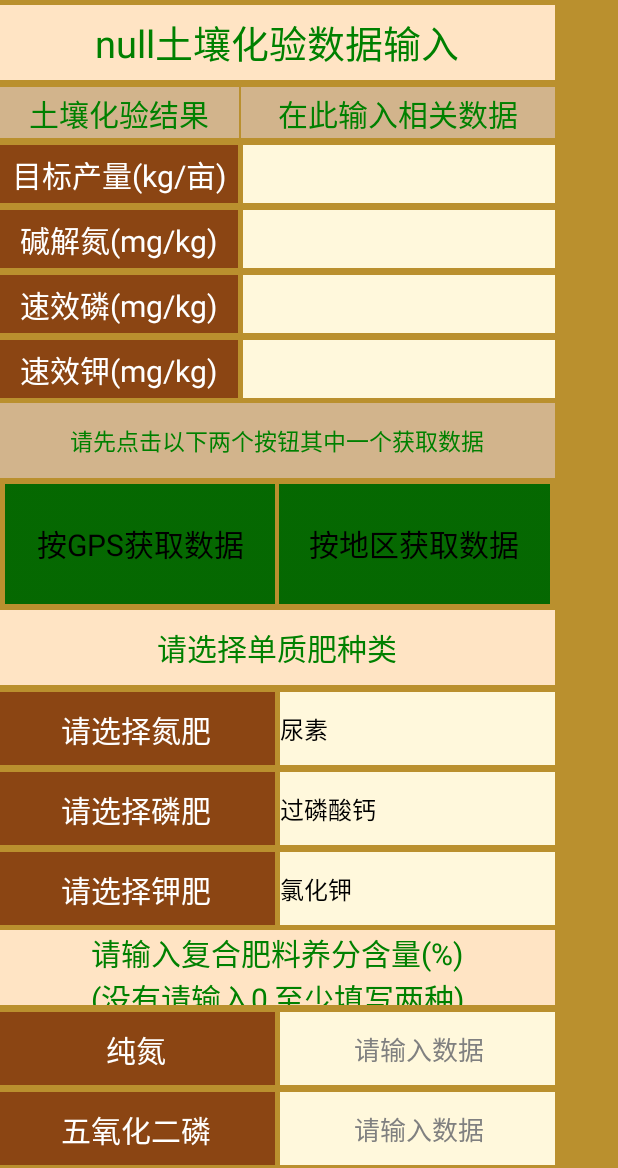
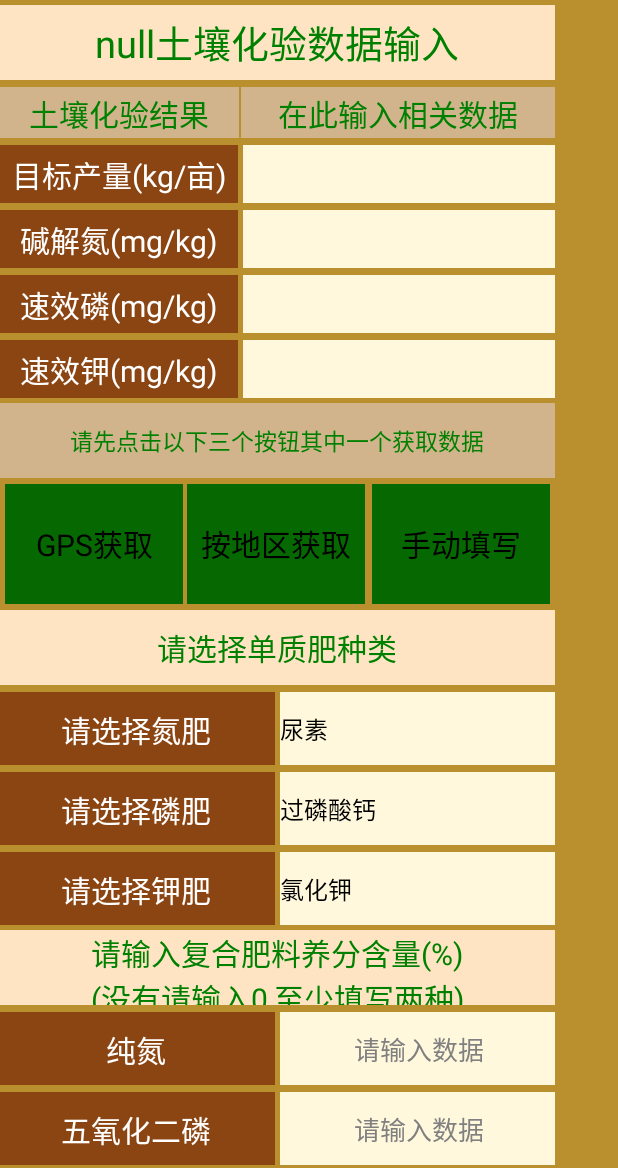
Before and after one commit to xiaobailong24-library/CleverFarmer, an Android app: the Turang screen opened directly, with no data from a screen before it, on a phone screen of 412 x 824 dp, the part 68-1236 px from its top. Run offline under Robolectric (Android 15) with nearby library versions, the phone set to English and light mode, and no system bars; 2 statements that could not run were skipped.

Commit message:
有新版本beta-0.8 1-增加手动输入土地数据

```diff
--- a/app/build.gradle
+++ b/app/build.gradle
@@ -8,8 +8,8 @@ android {
         applicationId "com.qtech.cleverfarmer"
         minSdkVersion 14
         targetSdkVersion 23
-        versionCode 7
-        versionName "beta-0.7"
+        versionCode 8
+        versionName "beta-0.8"
     }
     buildTypes {
         release {
--- a/app/src/main/java/com/qtech/cleverfarmer/Activities/Turang.java
+++ b/app/src/main/java/com/qtech/cleverfarmer/Activities/Turang.java
@@ -51,7 +51,7 @@ public class Turang extends Activity implements SpinnerAdapter {
     private String latitude, longitude; // 经度和纬度
     private Spinner s1, s2, s3;
     private TextView title;
-    private Button selectAddress, gpsButton, submit;
+    private Button selectAddress, gpsButton, customButton, submit;
     public EditText et1;
     public static EditText et2;
     public static EditText et3;
@@ -60,7 +60,7 @@ public class Turang extends Activity implements SpinnerAdapter {
     public EditText et6;
     public EditText et7;
 
-    private static int way = 0; // 获取土地信息的方式, 0是还没获取，1是地区 2是GPS
+    private static int way = 0; // 获取土地信息的方式, 0是还没获取，1是地区 2是GPS, 3是手动输入
     private static String area; // 地区
     private String crop; // 农作物
     private String NFer; // 氮肥
@@ -81,11 +81,13 @@ public class Turang extends Activity implements SpinnerAdapter {
                     break;
                 case 1: // 根据地区获取数据
                     area = (String) msg.obj;
+                    Log.e(TAG, "handleMessage: area"+ area);
                     getDataByArea(area);
                     way = 1;
                     break;
                 case 2: // 根据GPS获取数据
                     way = 2;
+                    Log.e(TAG, "handleMessage: GPS");
                     break;
                 case 3: //不在威海市时，位置信息没有数据
                     Toast.makeText(turaung_ac, "位置信息有误,不在威海市,建议按地区获取数据", Toast.LENGTH_SHORT).show();
@@ -94,7 +96,6 @@ public class Turang extends Activity implements SpinnerAdapter {
 
         }
 
-        ;
     };
 
     protected void onCreate(Bundle savedInstanceState) {
@@ -140,6 +141,9 @@ public class Turang extends Activity implements SpinnerAdapter {
                 Bundle bundle = new Bundle();
                 bundle.putString("area", area);
                 bundle.putString("crop", crop);
+                bundle.putString("fullN", et2.getText().toString());
+                bundle.putString("validP", et3.getText().toString());
+                bundle.putString("fastK", et4.getText().toString());
                 bundle.putString("NFer", NFer);
                 bundle.putString("PFer", PFer);
                 bundle.putString("KFer", KFer);
@@ -226,6 +230,9 @@ public class Turang extends Activity implements SpinnerAdapter {
             @Override
             public void onClick(View v) { // 选择地址
                 Log.e("selectAddress", "onClick");
+                et2.setEnabled(false);   //不可编辑
+                et3.setEnabled(false);
+                et4.setEnabled(false);
                 customDialog.show();
             }
 
@@ -238,11 +245,28 @@ public class Turang extends Activity implements SpinnerAdapter {
             @Override
             public void onClick(View v) {
                 // TODO Auto-generated method stub
+                et2.setEnabled(false);   //不可编辑
+                et3.setEnabled(false);
+                et4.setEnabled(false);
                 Log.i("Fu", "经度:" + latitude);
                 Log.i("Fu", "纬度:" + longitude);
                 getDataByGPS(latitude, longitude);
             }
         });
+
+        // ////////////////////////////////////手动填写数据//////////////////////////////////
+        customButton = (Button)findViewById(R.id.customButton);
+        customButton.setOnClickListener(new View.OnClickListener() {
+            @Override
+            public void onClick(View v) {
+                Log.e(TAG, "onClick: customButton");
+                et2.setEnabled(true);   //可编辑
+                et3.setEnabled(true);
+                et4.setEnabled(true);
+                way=3;
+            }
+        });
+
 
         // ////////////////////////////////////spinner////////////////////////////////////////
 
@@ -263,6 +287,7 @@ public class Turang extends Activity implements SpinnerAdapter {
                 // +s1.getSelectedItem().toString(),
                 // Toast.LENGTH_SHORT).show();
                 NFer = s1.getSelectedItem().toString();
+                Log.e(TAG, "onItemSelected: " + NFer);
 
             }
 
@@ -287,6 +312,7 @@ public class Turang extends Activity implements SpinnerAdapter {
                 // +s2.getSelectedItem().toString(),
                 // Toast.LENGTH_SHORT).show();
                 PFer = s2.getSelectedItem().toString();
+                Log.e(TAG, "onItemSelected: " + PFer);
             }
 
             @Override
@@ -310,6 +336,7 @@ public class Turang extends Activity implements SpinnerAdapter {
                 // +s3.getSelectedItem().toString(),
                 // Toast.LENGTH_SHORT).show();
                 KFer = s3.getSelectedItem().toString();
+                Log.e(TAG, "onItemSelected: " + KFer);
             }
 
             @Override
@@ -403,7 +430,7 @@ public class Turang extends Activity implements SpinnerAdapter {
                         JSONObject jsonObject_root = new JSONObject(sbf.toString());
                         JSONObject jsonObject_data = jsonObject_root.getJSONObject("data");
                         String queryNull = jsonObject_data.getString("queryNull");
-                        if (queryNull.equals("404")){
+                        if (queryNull.equals("404")) {
                             Message msg = handler.obtainMessage();
                             msg.what = 3;
                             handler.sendMessage(msg);
@@ -425,14 +452,14 @@ public class Turang extends Activity implements SpinnerAdapter {
         try {
             JSONObject jsonObject_root = new JSONObject(strResult);
             JSONObject jsonObject_data = jsonObject_root.getJSONObject("data");
+            String fullN = jsonObject_data.getString("fullN");
             String validP = jsonObject_data.getString("validP");
             String fastK = jsonObject_data.getString("fastK");
-            String fullN = jsonObject_data.getString("fullN");
 
-            // System.out.println(message);
-            // System.out.println(validP);
-            // System.out.println(fastK);
-            // System.out.println(fullN);
+            System.out.println(fullN);
+            System.out.println(validP);
+            System.out.println(fastK);
+
 
             Bundle bundle = new Bundle();
             bundle.putString("validP", validP);
--- a/app/src/main/res/layout/activity_turang.xml
+++ b/app/src/main/res/layout/activity_turang.xml
@@ -2,18 +2,14 @@
     xmlns:android="http://schemas.android.com/apk/res/android"
     android:layout_width="wrap_content"
     android:layout_height="wrap_content"
-    android:background="@drawable/danzhifei"
-    >
-
+    android:background="@drawable/danzhifei">
 
     <LinearLayout
         android:layout_width="wrap_content"
         android:layout_height="wrap_content"
         android:orientation="vertical">
 
-
         <TextView
-
             android:id="@+id/biaoti"
             android:layout_width="370dp"
             android:layout_height="50dp"
@@ -24,18 +20,15 @@
             android:textColor="#008000"
             android:textSize="25dp"/>
 
-
         <LinearLayout
             android:layout_width="match_parent"
             android:layout_height="wrap_content"
             android:layout_gravity="center"
             android:layout_weight="1"
             android:gravity="center"
-            android:orientation="horizontal"
-            >
+            android:orientation="horizontal">
 
             <TextView
-
                 android:layout_width="160dp"
                 android:layout_height="35dp"
                 android:layout_marginTop="3dp"
@@ -46,7 +39,6 @@
                 android:textSize="20dp"/>
 
             <TextView
-
                 android:layout_width="210dp"
                 android:layout_height="35dp"
                 android:layout_marginLeft="1dp"
@@ -58,18 +50,15 @@
                 android:textSize="20dp"/>
         </LinearLayout>
 
-
         <LinearLayout
             android:layout_width="match_parent"
             android:layout_height="wrap_content"
             android:layout_gravity="center"
             android:layout_weight="1"
             android:gravity="center"
-            android:orientation="horizontal"
-            >
+            android:orientation="horizontal">
 
             <TextView
-
                 android:layout_width="160dp"
                 android:layout_height="40dp"
                 android:layout_marginTop="3dp"
@@ -90,9 +79,7 @@
                 android:inputType="number">
             </EditText>
 
-
         </LinearLayout>
-
 
         <LinearLayout
             android:layout_width="match_parent"
@@ -100,11 +87,9 @@
             android:layout_gravity="center"
             android:layout_weight="1"
             android:gravity="center"
-            android:orientation="horizontal"
-            >
+            android:orientation="horizontal">
 
             <TextView
-
                 android:layout_width="160dp"
                 android:layout_height="40dp"
                 android:layout_marginTop="3dp"
@@ -122,10 +107,8 @@
                 android:layout_marginTop="3dp"
                 android:background="#FFF8DC"
                 android:gravity="center"
-                android:inputType="number">
-
-            </EditText>
-
+                android:inputType="number"
+                android:enabled="false"/>
 
         </LinearLayout>
 
@@ -136,11 +119,9 @@
             android:layout_gravity="center"
             android:layout_weight="1"
             android:gravity="center"
-            android:orientation="horizontal"
-            >
+            android:orientation="horizontal">
 
             <TextView
-
                 android:layout_width="160dp"
                 android:layout_height="40dp"
                 android:layout_marginTop="3dp"
@@ -158,13 +139,10 @@
                 android:layout_marginTop="3dp"
                 android:background="#FFF8DC"
                 android:gravity="center"
-                android:inputType="number">
-
-            </EditText>
-
+                android:inputType="number"
+                android:enabled="false"/>
 
         </LinearLayout>
-
 
         <LinearLayout
             android:layout_width="match_parent"
@@ -172,11 +150,9 @@
             android:layout_gravity="center"
             android:layout_weight="1"
             android:gravity="center"
-            android:orientation="horizontal"
-            >
+            android:orientation="horizontal">
 
             <TextView
-
                 android:layout_width="160dp"
                 android:layout_height="40dp"
                 android:layout_marginTop="3dp"
@@ -194,24 +170,21 @@
                 android:layout_marginTop="3dp"
                 android:background="#FFF8DC"
                 android:gravity="center"
-                android:inputType="number">
-
-            </EditText>
+                android:inputType="number"
+                android:enabled="false"/>
 
         </LinearLayout>
 
         <TextView
-
             android:layout_width="370dp"
             android:layout_height="50dp"
             android:layout_gravity="center"
             android:layout_marginTop="3dp"
             android:background="#D2B48C"
             android:gravity="center"
-            android:text="请先点击以下两个按钮其中一个获取数据"
+            android:text="请先点击以下三个按钮其中一个获取数据"
             android:textColor="#008000"
             android:textSize="15dp"/>
-
 
         <LinearLayout
             android:layout_width="match_parent"
@@ -231,9 +204,8 @@
                 android:layout_marginTop="3dp"
                 android:layout_weight="1"
                 android:background="@drawable/btnb"
-                android:text="按GPS获取数据"
+                android:text="GPS获取"
                 android:textSize="20dp"/>
-
             <Button
                 android:id="@+id/villageButton"
                 android:layout_width="0dp"
@@ -244,14 +216,24 @@
                 android:layout_marginTop="3dp"
                 android:layout_weight="1"
                 android:background="@drawable/btnb"
-                android:text="按地区获取数据"
+                android:text="按地区获取"
+                android:textSize="20dp"/>
+            <Button
+                android:id="@+id/customButton"
+                android:layout_width="0dp"
+                android:layout_height="match_parent"
+                android:layout_marginBottom="1dp"
+                android:layout_marginLeft="1dp"
+                android:layout_marginRight="3dp"
+                android:layout_marginTop="3dp"
+                android:layout_weight="1"
+                android:background="@drawable/btnb"
+                android:text="手动填写"
                 android:textSize="20dp"/>
 
         </LinearLayout>
 
-
         <TextView
-
             android:layout_width="370dp"
             android:layout_height="50dp"
             android:layout_gravity="center"
@@ -268,12 +250,9 @@
             android:layout_gravity="center"
             android:layout_weight="1"
             android:gravity="center"
-            android:orientation="horizontal"
-            >
-
+            android:orientation="horizontal">
 
             <TextView
-
                 android:layout_width="185dp"
                 android:layout_height="50dp"
                 android:layout_marginTop="3dp"
@@ -282,7 +261,6 @@
                 android:text="请选择氮肥"
                 android:textColor="#FFFFFF"
                 android:textSize="20dp"/>
-
 
             <Spinner
                 android:id="@+id/danfeixuanze"
@@ -296,7 +274,6 @@
                 android:prompt="@string/spinner_title1"
                 android:textColor="#000000"
                 android:textSize="20dp"/>
-
         </LinearLayout>
 
         <LinearLayout
@@ -305,11 +282,9 @@
             android:layout_gravity="center"
             android:layout_weight="1"
             android:gravity="center"
-            android:orientation="horizontal"
-            >
+            android:orientation="horizontal">
 
             <TextView
-
                 android:layout_width="185dp"
                 android:layout_height="50dp"
                 android:layout_marginTop="3dp"
@@ -330,7 +305,6 @@
                 android:prompt="@string/spinner_title1"
                 android:textColor="#000000"
                 android:textSize="20dp"/>
-
         </LinearLayout>
 
 
@@ -340,11 +314,9 @@
             android:layout_gravity="center"
             android:layout_weight="1"
             android:gravity="center"
-            android:orientation="horizontal"
-            >
+            android:orientation="horizontal">
 
             <TextView
-
                 android:layout_width="185dp"
                 android:layout_height="50dp"
                 android:layout_marginTop="3dp"
@@ -365,12 +337,9 @@
                 android:prompt="@string/spinner_title1"
                 android:textColor="#000000"
                 android:textSize="20dp"/>
-
         </LinearLayout>
 
-
         <TextView
-
             android:layout_width="370dp"
             android:layout_height="50dp"
             android:layout_gravity="center"
@@ -387,11 +356,9 @@
             android:layout_gravity="center"
             android:layout_weight="1"
             android:gravity="center"
-            android:orientation="horizontal"
-            >
+            android:orientation="horizontal">
 
             <TextView
-
                 android:layout_width="185dp"
                 android:layout_height="50dp"
                 android:layout_marginTop="3dp"
@@ -412,7 +379,6 @@
                 android:hint="请输入数据"
                 android:inputType="numberDecimal"
                 android:textSize="17sp"/>
-
         </LinearLayout>
 
         <LinearLayout
@@ -421,11 +387,9 @@
             android:layout_gravity="center"
             android:layout_weight="1"
             android:gravity="center"
-            android:orientation="horizontal"
-            >
+            android:orientation="horizontal">
 
             <TextView
-
                 android:layout_width="185dp"
                 android:layout_height="50dp"
                 android:layout_marginTop="3dp"
@@ -446,7 +410,6 @@
                 android:hint="请输入数据"
                 android:inputType="number"
                 android:textSize="17sp"/>
-
         </LinearLayout>
 
         <LinearLayout
@@ -455,11 +418,9 @@
             android:layout_gravity="center"
             android:layout_weight="1"
             android:gravity="center"
-            android:orientation="horizontal"
-            >
+            android:orientation="horizontal">
 
             <TextView
-
                 android:layout_width="185dp"
                 android:layout_height="50dp"
                 android:layout_marginTop="3dp"
@@ -480,7 +441,6 @@
                 android:hint="请输入数据"
                 android:inputType="number"
                 android:textSize="17sp"/>
-
         </LinearLayout>
 
         <Button
@@ -492,8 +452,6 @@
             android:text="获取配肥方案"
             android:textSize="20dp"/>
 
-
     </LinearLayout>
 
-
 </ScrollView>
```
Also changed, not shown: app/src/main/java/com/qtech/cleverfarmer/Activities/Shidanfei.java (+74 -114 lines).
